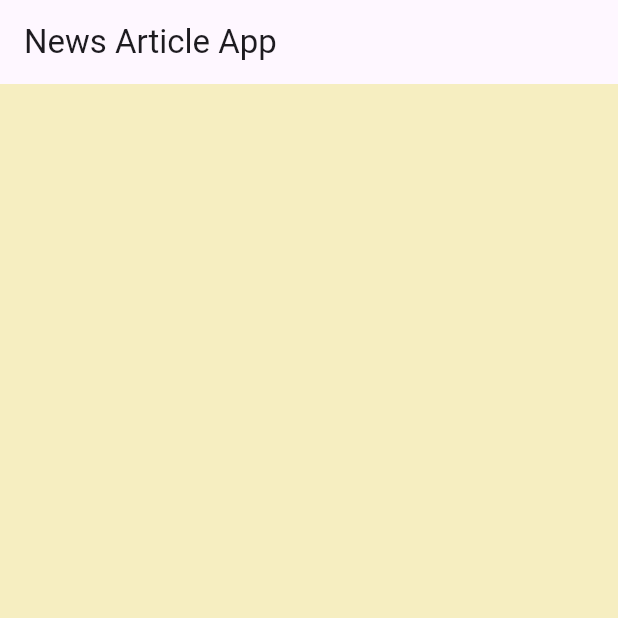
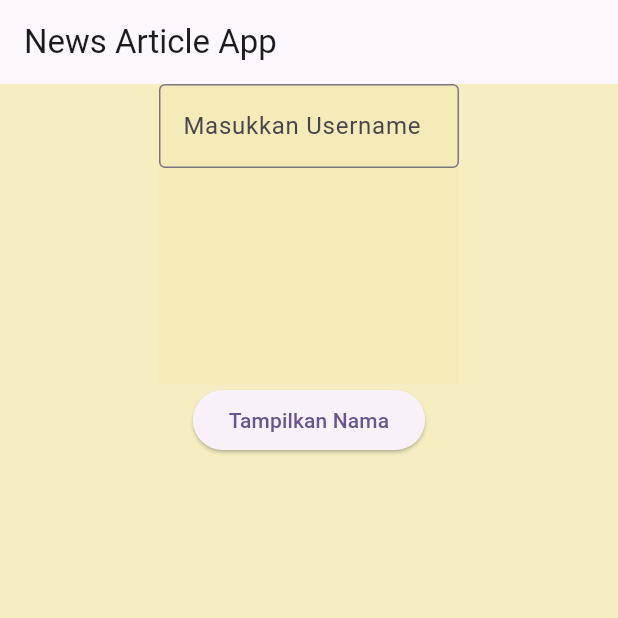
Before and after one commit to qnshafirahub/News-Article-App, a Flutter app: the screen it shows after launch, on a phone screen of 412 x 824 dp, the top half of it. Run offline on Flutter 3.47's test engine with Material 3 defaults, Android fonts, the phone set to English and light mode, and no system bars.

Commit message:
Oct 7, 2026, 11:20 AM

```diff
--- a/lib/myhomepage.dart
+++ b/lib/myhomepage.dart
@@ -8,12 +8,46 @@ class MyHomePage extends StatefulWidget {
 }
 
 class _MyHomePageState extends State<MyHomePage> {
+  TextEditingController inputNama = TextEditingController();
+
   @override
   Widget build(BuildContext context) {
     return Scaffold(
       appBar: AppBar(title: Text("News Article App")),
-      backgroundColor: Color.fromARGB(218, 244, 235, 183)
+      backgroundColor: Color.fromARGB(218, 244, 235, 183),
+      body:Column(
+        children: [
+          Center(
+            child: Container(
+              width: 200,
+              height: 200,
+              color: Color.fromARGB(218, 244, 235, 183),
+              child: TextField(
+                decoration: InputDecoration(
+                  hintText: 'Masukkan Username',
+                  border: OutlineInputBorder(),
+                ),
+                controller: inputNama,
+                onSubmitted: (values) {
+                  inputNama.text = values;
+                }
 
+              )
+
+
+            )
+          )
+
+          ,
+          ElevatedButton(
+            child: Text('Tampilkan Nama'),
+            onPressed: () {
+              print(inputNama.text);
+
+            }
+          )
+        ]
+      )
     );
 
   }
```
